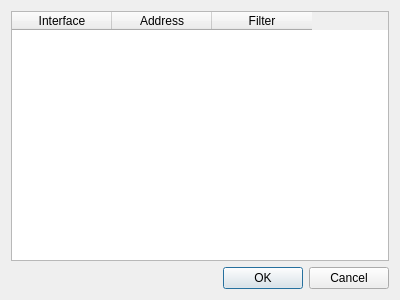
Qt form interfacesdialog.ui (j4ckstraw/mSniffer) before a commit.
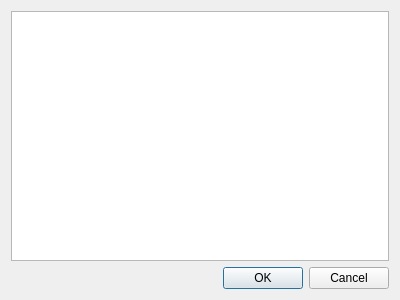
The same form after that commit.

Diff of the .ui file:
```diff
--- a/interfacesdialog.ui
+++ b/interfacesdialog.ui
@@ -17,23 +17,7 @@
    <item>
     <layout class="QVBoxLayout" name="verticalLayout">
      <item>
-      <widget class="QTableWidget" name="tableWidget">
-       <column>
-        <property name="text">
-         <string>Interface</string>
-        </property>
-       </column>
-       <column>
-        <property name="text">
-         <string>Address</string>
-        </property>
-       </column>
-       <column>
-        <property name="text">
-         <string>Filter</string>
-        </property>
-       </column>
-      </widget>
+      <widget class="QTreeView" name="treeView"/>
      </item>
      <item>
       <widget class="QDialogButtonBox" name="buttonBox">
```
